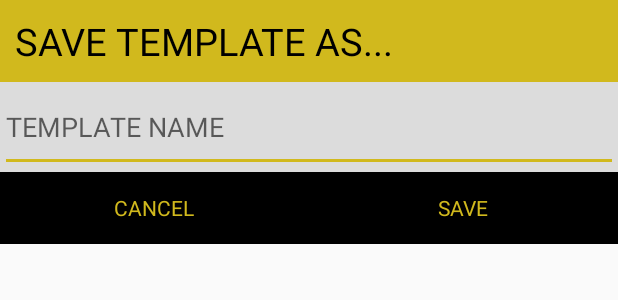
After one commit to therealccarter/Liftdom, an Android app: the layout activity_smolov_save_dialog.xml on its own in the app's theme, with its tools: preview values and no code run, on a phone screen of 412 x 824 dp. The commit adds this screen. Shown: the top 300 px of the screen. Run offline under Robolectric (Android 15) with nearby library versions, the phone set to English and light mode, and no system bars.

Commit message:
smolov front end work

```diff
--- a/app/src/main/java/com/liftdom/template_editor/SaveTemplateDialog.java
+++ b/app/src/main/java/com/liftdom/template_editor/SaveTemplateDialog.java
@@ -43,8 +43,6 @@ public class SaveTemplateDialog extends Activity {
         activeTemplateCheckBool = getIntent().getExtras().getBoolean("isActiveTemplate");
         algBool = getIntent().getExtras().getBoolean("isAlgorithm");
 
-
-
         if(getIntent().getExtras().getString("isEdit").equals("yes")){
             templateName1 = getIntent().getExtras().getString("templateName");
             templateName.setText(templateName1);
--- a/app/src/main/java/com/liftdom/workout_programs/Smolov.java
+++ b/app/src/main/java/com/liftdom/workout_programs/Smolov/Smolov.java
@@ -1,4 +1,4 @@
-package com.liftdom.workout_programs;
+package com.liftdom.workout_programs.Smolov;
 
 import java.util.ArrayList;
 
--- /dev/null
+++ b/app/src/main/res/layout/activity_smolov_save_dialog.xml
@@ -0,0 +1,64 @@
+<?xml version="1.0" encoding="utf-8"?>
+
+<LinearLayout xmlns:android="http://schemas.android.com/apk/res/android"
+              xmlns:tools="http://schemas.android.com/tools"
+              android:orientation="vertical"
+              android:layout_width="match_parent"
+              android:layout_height="wrap_content"
+              android:gravity="center_horizontal"
+              android:layout_gravity="center_horizontal"
+              android:background="?android:attr/dividerHorizontal"
+              tools:context="com.liftdom.workout_programs.Smolov.SmolovSaveDialog">
+        <TextView
+                android:layout_width="match_parent"
+                android:layout_height="wrap_content"
+                android:text="@string/saveTemplateAs"
+                android:textSize="25dp"
+                android:padding="10dp"
+                android:textColor="@color/black"
+                android:background="@color/liftrGold1"
+        />
+
+        <EditText
+                android:id="@+id/templateName"
+                android:layout_width="match_parent"
+                android:layout_height="60dp"
+                android:hint="@string/templateNameHint"
+        />
+
+
+
+        <LinearLayout
+                android:layout_width="match_parent"
+                android:layout_height="wrap_content"
+                android:orientation="horizontal"
+        >
+            <Button
+                    android:layout_width="fill_parent"
+                    android:layout_height="wrap_content"
+                    android:layout_weight="1"
+                    style="@android:style/Widget.Holo.Light.Button.Borderless.Small"
+                    android:text="@string/cancel"
+                    android:id="@+id/saveButtonCancel"
+                    android:textColor="@color/liftrGold1"
+                    android:background="@color/black"
+
+            />
+
+            <Button
+                    android:layout_width="fill_parent"
+                    android:layout_height="wrap_content"
+                    android:layout_weight="1"
+                    style="@android:style/Widget.Holo.Light.Button.Borderless.Small"
+                    android:text="@string/save"
+                    android:id="@+id/saveButtonSave"
+                    android:textColor="@color/liftrGold1"
+                    android:background="@color/black"
+
+            />
+
+        </LinearLayout>
+
+
+
+</LinearLayout>
--- a/app/src/main/res/layout/activity_smolov_starter.xml
+++ b/app/src/main/res/layout/activity_smolov_starter.xml
@@ -5,7 +5,7 @@
         android:id="@+id/activity_smolov_starter"
         android:layout_width="match_parent"
         android:layout_height="match_parent"
-        tools:context="com.liftdom.template_housing.premade_program_starters.SmolovStarterActivity"
+        tools:context="com.liftdom.workout_programs.Smolov.SmolovStarterActivity"
         android:orientation="vertical"
         android:background="@color/backgroundgrey1"
 >
@@ -80,6 +80,8 @@
 
     />
 
+
+
     <!-- TODO: Add calendar for picking the first day-->
 
     <Button
--- a/app/src/main/res/layout/activity_template_saved.xml
+++ b/app/src/main/res/layout/activity_template_saved.xml
@@ -1,7 +1,8 @@
 <?xml version="1.0" encoding="utf-8"?>
 
 <LinearLayout
-        xmlns:android="http://schemas.android.com/apk/res/android" xmlns:app="http://schemas.android.com/apk/res-auto"
+        xmlns:android="http://schemas.android.com/apk/res/android"
+        xmlns:app="http://schemas.android.com/apk/res-auto"
         xmlns:http="http://schemas.android.com/tools"
         android:layout_width="match_parent"
         android:layout_height="match_parent"
--- a/app/src/main/res/values/strings.xml
+++ b/app/src/main/res/values/strings.xml
@@ -373,6 +373,8 @@
     <string name="templateSaved">TEMPLATE SAVED</string>
     <string name="backToTemplates">Back to Templates</string>
 
+    <string name="smolovSaved">SMOLOV CONFIRMED</string>
+
     <string name="elipses">...</string>
 
     <string name="oneRepMax">One-rep Max:</string>
```
Also changed, not shown: app/src/main/AndroidManifest.xml (+5 -2 lines), app/src/main/java/com/liftdom/template_housing/PremadeTemplatesFrag.java (+4 -37 lines), app/src/main/java/com/liftdom/template_housing/premade_program_starters/SmolovSavedActivity.java (deleted, +0 -66 lines), app/src/main/java/com/liftdom/workout_programs/Smolov/SmolovSaveDialog.java (added, +26 -0 lines), app/src/main/java/com/liftdom/workout_programs/Smolov/SmolovSavedActivity.java (added, +180 -0 lines), app/src/main/java/com/liftdom/workout_programs/Smolov/SmolovStarterActivity.java (renamed from app/src/main/java/com/liftdom/template_housing/premade_program_starters/SmolovStarterActivity.java, +32 -11 lines), app/src/main/res/layout/activity_smolov_saved.xml (+79 -2 lines).
